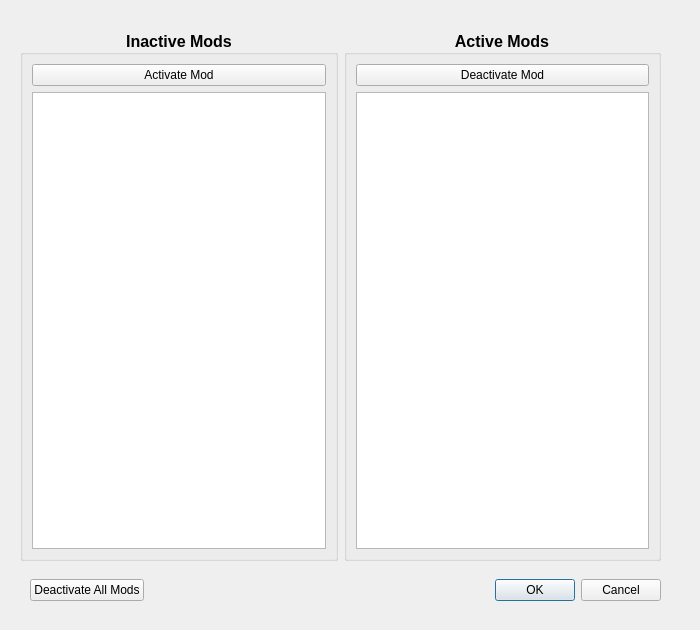
Old version of the form modules/ModManager.ui in the repository rainmakerv3/BB_Launcher.
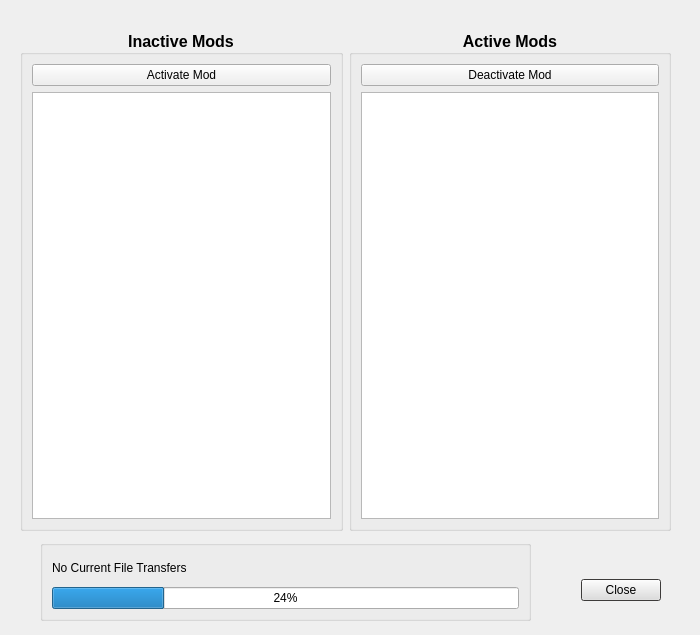
New version of the form.

Diff of the .ui file:
```diff
--- a/modules/ModManager.ui
+++ b/modules/ModManager.ui
@@ -7,19 +7,19 @@
     <x>0</x>
     <y>0</y>
     <width>700</width>
-    <height>630</height>
+    <height>635</height>
    </rect>
   </property>
   <property name="windowTitle">
-   <string>Dialog</string>
+   <string>BBLauncher Mod Manager</string>
   </property>
   <widget class="QWidget" name="horizontalLayoutWidget">
    <property name="geometry">
     <rect>
      <x>20</x>
      <y>30</y>
-     <width>641</width>
-     <height>531</height>
+     <width>651</width>
+     <height>501</height>
     </rect>
    </property>
    <layout class="QHBoxLayout" name="horizontalLayout">
@@ -39,20 +39,57 @@
       </property>
       <layout class="QVBoxLayout" name="verticalLayout_3">
        <item>
-        <widget class="QPushButton" name="pushButton">
+        <widget class="QPushButton" name="ActivateButton">
          <property name="font">
           <font>
            <pointsize>9</pointsize>
            <bold>false</bold>
           </font>
          </property>
+         <property name="focusPolicy">
+          <enum>Qt::FocusPolicy::NoFocus</enum>
+         </property>
          <property name="text">
           <string>Activate Mod</string>
          </property>
         </widget>
        </item>
        <item>
-        <widget class="QListWidget" name="listWidget"/>
+        <widget class="QListWidget" name="InactiveModList">
+         <property name="font">
+          <font>
+           <pointsize>12</pointsize>
+           <bold>false</bold>
+          </font>
+         </property>
+         <property name="editTriggers">
+          <set>QAbstractItemView::EditTrigger::EditKeyPressed</set>
+         </property>
+         <property name="alternatingRowColors">
+          <bool>false</bool>
+         </property>
+         <property name="selectionBehavior">
+          <enum>QAbstractItemView::SelectionBehavior::SelectRows</enum>
+         </property>
+         <property name="movement">
+          <enum>QListView::Movement::Static</enum>
+         </property>
+         <property name="flow">
+          <enum>QListView::Flow::TopToBottom</enum>
+         </property>
+         <property name="isWrapping" stdset="0">
+          <bool>false</bool>
+         </property>
+         <property name="viewMode">
+          <enum>QListView::ViewMode::ListMode</enum>
+         </property>
+         <property name="wordWrap">
+          <bool>true</bool>
+         </property>
+         <property name="selectionRectVisible">
+          <bool>false</bool>
+         </property>
+        </widget>
        </item>
       </layout>
      </widget>
@@ -73,55 +110,147 @@
       </property>
       <layout class="QVBoxLayout" name="verticalLayout">
        <item>
-        <widget class="QPushButton" name="pushButton_2">
+        <widget class="QPushButton" name="DeactivateButton">
          <property name="font">
           <font>
            <pointsize>9</pointsize>
            <bold>false</bold>
           </font>
          </property>
+         <property name="focusPolicy">
+          <enum>Qt::FocusPolicy::NoFocus</enum>
+         </property>
          <property name="text">
           <string>Deactivate Mod</string>
          </property>
         </widget>
        </item>
        <item>
-        <widget class="QListWidget" name="listWidget_2"/>
+        <widget class="QListWidget" name="ActiveModList">
+         <property name="font">
+          <font>
+           <pointsize>12</pointsize>
+           <bold>false</bold>
+          </font>
+         </property>
+         <property name="editTriggers">
+          <set>QAbstractItemView::EditTrigger::EditKeyPressed</set>
+         </property>
+         <property name="alternatingRowColors">
+          <bool>false</bool>
+         </property>
+         <property name="selectionBehavior">
+          <enum>QAbstractItemView::SelectionBehavior::SelectRows</enum>
+         </property>
+         <property name="movement">
+          <enum>QListView::Movement::Static</enum>
+         </property>
+         <property name="flow">
+          <enum>QListView::Flow::TopToBottom</enum>
+         </property>
+         <property name="isWrapping" stdset="0">
+          <bool>false</bool>
+         </property>
+         <property name="viewMode">
+          <enum>QListView::ViewMode::ListMode</enum>
+         </property>
+         <property name="wordWrap">
+          <bool>true</bool>
+         </property>
+         <property name="selectionRectVisible">
+          <bool>false</bool>
+         </property>
+        </widget>
        </item>
       </layout>
      </widget>
     </item>
    </layout>
   </widget>
-  <widget class="QWidget" name="horizontalLayoutWidget_2">
+  <widget class="QGroupBox" name="groupBox_3">
    <property name="geometry">
     <rect>
-     <x>30</x>
-     <y>570</y>
-     <width>631</width>
-     <height>41</height>
+     <x>40</x>
+     <y>540</y>
+     <width>491</width>
+     <height>81</height>
     </rect>
    </property>
-   <layout class="QHBoxLayout" name="horizontalLayout_3">
+   <property name="title">
+    <string/>
+   </property>
+   <layout class="QVBoxLayout" name="verticalLayout_2">
     <item>
-     <widget class="QPushButton" name="pushButton_3">
+     <widget class="QLabel" name="FileTransferLabel">
       <property name="text">
-       <string>Deactivate All Mods</string>
+       <string>No Current File Transfers</string>
       </property>
      </widget>
     </item>
     <item>
-     <widget class="QDialogButtonBox" name="buttonBox">
-      <property name="orientation">
-       <enum>Qt::Orientation::Horizontal</enum>
-      </property>
-      <property name="standardButtons">
-       <set>QDialogButtonBox::StandardButton::Cancel|QDialogButtonBox::StandardButton::Ok</set>
+     <widget class="QProgressBar" name="progressBar">
+      <property name="value">
+       <number>24</number>
       </property>
      </widget>
     </item>
    </layout>
   </widget>
+  <widget class="QDialogButtonBox" name="buttonBox">
+   <property name="geometry">
+    <rect>
+     <x>580</x>
+     <y>560</y>
+     <width>81</width>
+     <height>61</height>
+    </rect>
+   </property>
+   <property name="sizePolicy">
+    <sizepolicy hsizetype="Preferred" vsizetype="Preferred">
+     <horstretch>0</horstretch>
+     <verstretch>0</verstretch>
+    </sizepolicy>
+   </property>
+   <property name="palette">
+    <palette>
+     <active>
+      <colorrole role="Highlight">
+       <brush brushstyle="SolidPattern">
+        <color alpha="255">
+         <red>76</red>
+         <green>74</green>
+         <blue>72</blue>
+        </color>
+       </brush>
+      </colorrole>
+     </active>
+     <inactive>
+      <colorrole role="Highlight">
+       <brush brushstyle="SolidPattern">
+        <color alpha="255">
+         <red>76</red>
+         <green>74</green>
+         <blue>72</blue>
+        </color>
+       </brush>
+      </colorrole>
+     </inactive>
+     <disabled/>
+    </palette>
+   </property>
+   <property name="focusPolicy">
+    <enum>Qt::FocusPolicy::TabFocus</enum>
+   </property>
+   <property name="contextMenuPolicy">
+    <enum>Qt::ContextMenuPolicy::NoContextMenu</enum>
+   </property>
+   <property name="orientation">
+    <enum>Qt::Orientation::Horizontal</enum>
+   </property>
+   <property name="standardButtons">
+    <set>QDialogButtonBox::StandardButton::Close</set>
+   </property>
+  </widget>
  </widget>
  <resources/>
  <connections>
```
